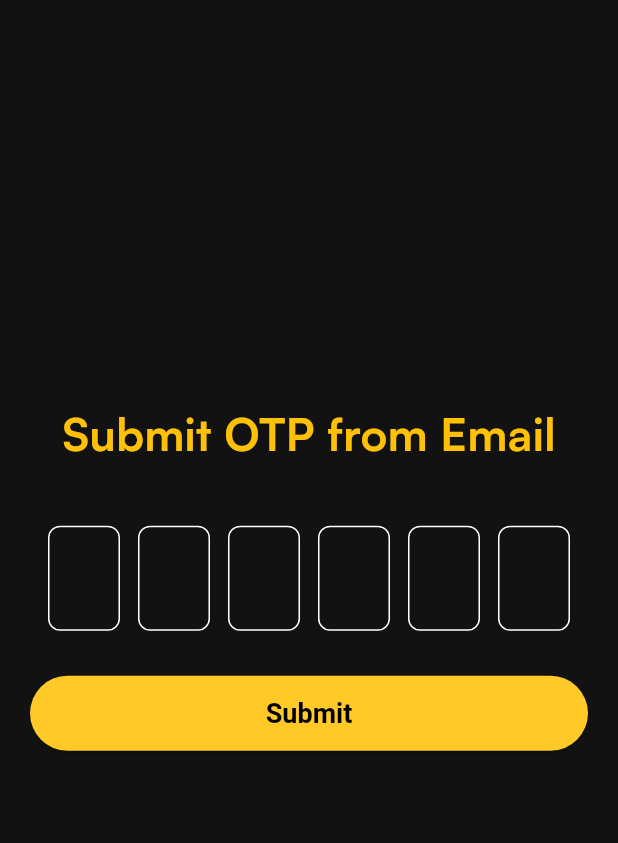
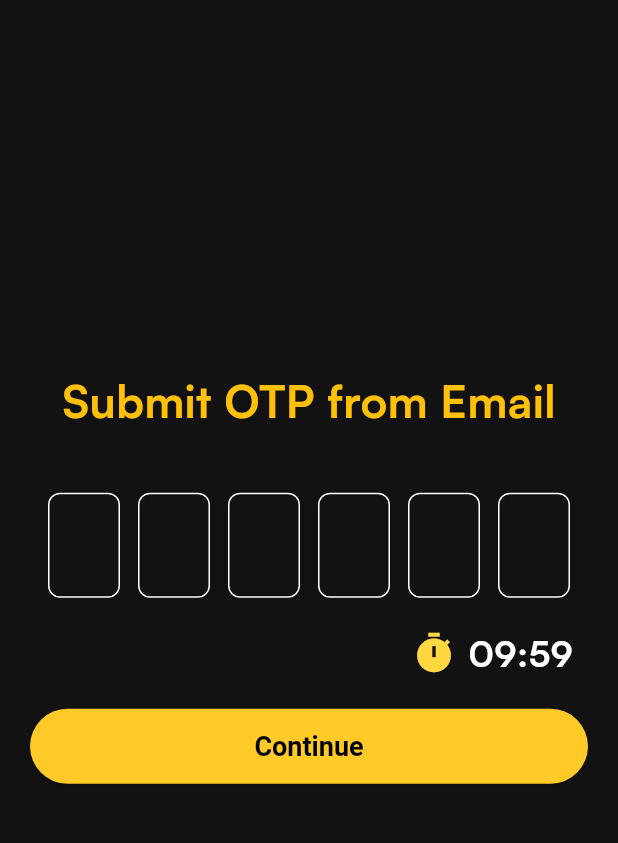
Before and after one commit to HiToandzzx/MBooking, a Flutter app: the OTPRequestPage screen opened directly with empty values, on a phone screen of 412 x 824 dp, the part 84-927 px from its top. Run offline on Flutter 3.47's test engine with Material 3 defaults, Android fonts, the phone set to English and light mode, and no system bars; our stand-ins replace carousel_slider, flutter_svg, rxdart, shared_preferences, youtube_player_flutter; accounts and stored records are empty; network calls fail.

Commit message:
add widget time countdown for request forget password

```diff
--- /dev/null
+++ b/lib/helper/count_down.dart
@@ -0,0 +1,71 @@
+import 'dart:async';
+import 'package:flutter/material.dart';
+
+class CountdownTimer extends StatefulWidget {
+  final Duration duration;
+  final VoidCallback? onTimerComplete;
+
+  const CountdownTimer({
+    Key? key,
+    required this.duration,
+    this.onTimerComplete,
+  }) : super(key: key);
+
+  @override
+  State<CountdownTimer> createState() => _CountdownTimerState();
+}
+
+class _CountdownTimerState extends State<CountdownTimer> {
+  late Duration _remainingTime;
+  Timer? _timer;
+
+  @override
+  void initState() {
+    super.initState();
+    _remainingTime = widget.duration;
+    _startTimer();
+  }
+
+  void _startTimer() {
+    _timer = Timer.periodic(const Duration(seconds: 1), (timer) {
+      setState(() {
+        if (_remainingTime.inSeconds > 0) {
+          _remainingTime -= const Duration(seconds: 1);
+        } else {
+          timer.cancel();
+          if (widget.onTimerComplete != null) {
+            widget.onTimerComplete!();
+          }
+        }
+      });
+    });
+  }
+
+  @override
+  void dispose() {
+    _timer?.cancel();
+    super.dispose();
+  }
+
+  @override
+  Widget build(BuildContext context) {
+    final minutes = _remainingTime.inMinutes.remainder(60).toString().padLeft(2, '0');
+    final seconds = _remainingTime.inSeconds.remainder(60).toString().padLeft(2, '0');
+
+    return Row(
+      mainAxisAlignment: MainAxisAlignment.center,
+      children: [
+        const Icon(Icons.timer, color: Colors.amberAccent, size: 30),
+        const SizedBox(width: 8),
+        Text(
+          '$minutes:$seconds',
+          style: const TextStyle(
+            fontSize: 24,
+            fontWeight: FontWeight.bold,
+            color: Colors.white,
+          ),
+        ),
+      ],
+    );
+  }
+}
--- a/lib/view/auth/forget_password/view_request_otp.dart
+++ b/lib/view/auth/forget_password/view_request_otp.dart
@@ -5,6 +5,7 @@ import 'package:movies_app_ttcn/helper/snack_bar.dart';
 import 'package:movies_app_ttcn/view/auth/forget_password/view_new_password.dart';
 import 'package:movies_app_ttcn/widgets/app_vector.dart';
 import 'package:movies_app_ttcn/widgets/basic_button.dart';
+import '../../../helper/count_down.dart';
 import '../../../view_model/viewmodel_user.dart';
 import '../../../widgets/otp_text_field.dart';
 
@@ -26,7 +27,6 @@ class _OTPRequestPageState extends State<OTPRequestPage> {
 
   @override
   void dispose() {
-    //_otpController.dispose();
     _viewModel.dispose();
     _successSubscription?.cancel();
     _errorSubscription?.cancel();
@@ -78,7 +78,24 @@ class _OTPRequestPageState extends State<OTPRequestPage> {
                       },
                     ),
 
-                    const SizedBox(height: 30),
+                    const SizedBox(height: 20),
+
+                    Padding(
+                      padding: const EdgeInsets.only(right: 10),
+                      child: Row(
+                        mainAxisAlignment: MainAxisAlignment.end,
+                        children: [
+                          CountdownTimer(
+                            duration: const Duration(minutes: 10),
+                            onTimerComplete: () {
+                              Navigator.pop(context);
+                            },
+                          ),
+                        ],
+                      ),
+                    ),
+
+                    const SizedBox(height: 20),
 
                     // BUTTON LOGIN
                     MainButton(
@@ -116,7 +133,7 @@ class _OTPRequestPageState extends State<OTPRequestPage> {
                       },
                       title: isLoading
                           ? const CircularProgressIndicator(color: Colors.black)
-                          : const Text('Submit'),
+                          : const Text('Continue'),
                     ),
                   ],
                 ),
```
Also changed, not shown: lib/model/model_movie.dart (+0 -134 lines).
